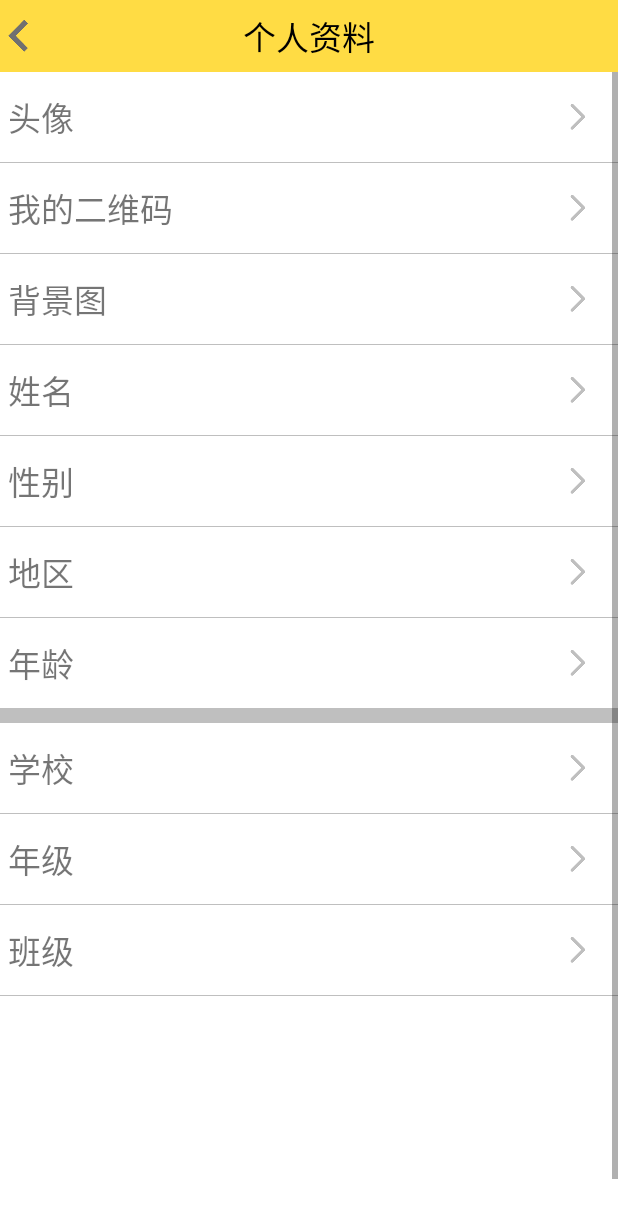
After one commit to Chenxiao223/Cram_Baa, an Android app: the PersonalData screen opened directly, with no data from a screen before it, on a phone screen of 412 x 824 dp. The commit adds this screen. Shown: the top 1218 px of the screen. Run offline under Robolectric (Android 15) with nearby library versions, the phone set to English and light mode, and no system bars.

Commit message:
2017.10.11

```diff
--- a/app/src/main/AndroidManifest.xml
+++ b/app/src/main/AndroidManifest.xml
@@ -26,6 +26,10 @@
             android:name=".ui.activity.HomeActivity"
             android:launchMode="singleTask"
             android:windowSoftInputMode="adjustPan|stateHidden" />
+        <activity
+            android:name=".ui.activity.PersonalData"
+            android:launchMode="singleTask"
+            android:windowSoftInputMode="adjustPan|stateHidden" />
     </application>
 
 </manifest>
--- /dev/null
+++ b/app/src/main/java/com/example/cram_baa/ui/activity/PersonalData.java
@@ -0,0 +1,37 @@
+package com.example.cram_baa.ui.activity;
+
+import android.os.Bundle;
+import android.view.View;
+
+import com.example.cram_baa.R;
+
+/**
+ * Created by Administrator on 2017/10/11 0011.
+ */
+public class PersonalData extends BaseActivity implements View.OnClickListener {
+    @Override
+    protected void onCreate(Bundle savedInstanceState) {
+        super.onCreate(savedInstanceState);
+        setContentView(R.layout.activity_personal_data);
+        //
+        initView();
+    }
+
+    private void initView() {
+        TileActivity tileActivity=new TileActivity(getWindow().getDecorView());
+        tileActivity.tv_title.setText("个人资料");
+        tileActivity.btn_right.setVisibility(View.GONE);
+        tileActivity.iv_left.setImageResource(R.drawable.back);
+        tileActivity.tv_left.setVisibility(View.INVISIBLE);
+        tileActivity.line_left.setOnClickListener(this);
+    }
+
+    @Override
+    public void onClick(View v) {
+        switch (v.getId()){
+            case R.id.line_left:
+                finish();
+                break;
+        }
+    }
+}
--- a/app/src/main/java/com/example/cram_baa/ui/activity/TileActivity.java
+++ b/app/src/main/java/com/example/cram_baa/ui/activity/TileActivity.java
@@ -2,6 +2,8 @@ package com.example.cram_baa.ui.activity;
 
 import android.view.View;
 import android.widget.Button;
+import android.widget.ImageView;
+import android.widget.LinearLayout;
 import android.widget.TextView;
 
 import com.example.cram_baa.R;
@@ -10,11 +12,15 @@ import com.example.cram_baa.R;
  * Created by Administrator on 2017/7/17 0017.
  */
 public class TileActivity {
-    public TextView tv_title;
-    public Button btn_left,btn_right;
+    public TextView tv_title,tv_left;
+    public Button btn_right;
+    public ImageView iv_left;
+    public LinearLayout line_left;
     public TileActivity(View view){
         tv_title= (TextView) view.findViewById(R.id.tv_title);
-        btn_left= (Button) view.findViewById(R.id.btn_left);
+        tv_left= (TextView) view.findViewById(R.id.tv_left);
         btn_right= (Button) view.findViewById(R.id.btn_right);
+        iv_left= (ImageView) view.findViewById(R.id.iv_left);
+        line_left= (LinearLayout) view.findViewById(R.id.line_left);
     }
 }
--- a/app/src/main/java/com/example/cram_baa/ui/fragment/HomePageFragment.java
+++ b/app/src/main/java/com/example/cram_baa/ui/fragment/HomePageFragment.java
@@ -45,9 +45,8 @@ public class HomePageFragment extends Fragment implements View.OnClickListener {
         line_sign_in= (LinearLayout) getView().findViewById(R.id.line_sign_in);
         TileActivity tileActivity=new TileActivity(getActivity().getWindow().getDecorView());
         tileActivity.tv_title.setText("阿咩爱补习");
-        tileActivity.btn_left.setText("上海");
+        tileActivity.tv_left.setText("上海");
         tileActivity.btn_right.setText("登录");
-        tileActivity.btn_left.setCompoundDrawablePadding(1);//设置图片和text之间的间距
         //获取手机屏幕的宽度,并计算平均宽
         DisplayMetrics dm = getResources().getDisplayMetrics();
         int height=dm.widthPixels/4-19;
--- a/app/src/main/java/com/example/cram_baa/ui/fragment/MyFragment.java
+++ b/app/src/main/java/com/example/cram_baa/ui/fragment/MyFragment.java
@@ -23,6 +23,7 @@ import android.widget.RelativeLayout;
 import android.widget.TextView;
 
 import com.example.cram_baa.R;
+import com.example.cram_baa.ui.activity.PersonalData;
 import com.example.cram_baa.view.TakePhotoPopWin;
 
 import java.io.File;
@@ -34,7 +35,7 @@ import java.io.FileNotFoundException;
  */
 public class MyFragment extends Fragment implements View.OnClickListener {
     public static MyFragment fragment;
-    private ImageView iv_head;
+    private ImageView iv_head,iv_personal_data;
     private RelativeLayout call;
     private TextView telephone_number;
     public final int PIC_FROM_CAMERA = 1;
@@ -58,8 +59,10 @@ public class MyFragment extends Fragment implements View.OnClickListener {
         call = (RelativeLayout) getView().findViewById(R.id.call);
         iv_head = (ImageView) getView().findViewById(R.id.iv_head);
         telephone_number = (TextView) getView().findViewById(R.id.telephone_number);
+        iv_personal_data= (ImageView) getView().findViewById(R.id.iv_personal_data);
         call.setOnClickListener(this);
         iv_head.setOnClickListener(this);
+        iv_personal_data.setOnClickListener(this);
     }
 
     @Override
@@ -71,6 +74,9 @@ public class MyFragment extends Fragment implements View.OnClickListener {
                 break;
             case R.id.call:
                 startActivity(new Intent(Intent.ACTION_CALL, Uri.parse("tel:" + telephone_number.getText().toString())));//拨打电话
+                break;
+            case R.id.iv_personal_data:
+                startActivity(new Intent(getActivity(), PersonalData.class));
                 break;
         }
     }
--- /dev/null
+++ b/app/src/main/res/layout/activity_personal_data.xml
@@ -0,0 +1,267 @@
+<?xml version="1.0" encoding="utf-8"?>
+<LinearLayout xmlns:android="http://schemas.android.com/apk/res/android"
+    android:layout_width="match_parent"
+    android:layout_height="match_parent"
+    android:background="@color/gray"
+    android:orientation="vertical">
+
+    <include layout="@layout/activity_title" />
+
+    <ScrollView
+        android:layout_width="match_parent"
+        android:layout_height="match_parent">
+
+        <LinearLayout
+            android:layout_width="match_parent"
+            android:layout_height="match_parent"
+            android:orientation="vertical"
+            android:weightSum="1">
+
+            <RelativeLayout
+                android:layout_width="match_parent"
+                android:layout_height="60dp"
+                android:background="@color/white"
+                android:gravity="center_vertical"
+                android:padding="5dp">
+
+                <TextView
+                    android:layout_width="wrap_content"
+                    android:layout_height="match_parent"
+                    android:gravity="center"
+                    android:text="头像"
+                    android:textSize="@dimen/activity_title_tvtitle" />
+
+                <ImageView
+                    android:layout_width="wrap_content"
+                    android:layout_height="match_parent"
+                    android:layout_alignParentEnd="true"
+                    android:layout_alignParentRight="true"
+                    android:layout_alignParentTop="true"
+                    android:src="@drawable/click" />
+            </RelativeLayout>
+
+            <RelativeLayout
+                android:layout_width="match_parent"
+                android:layout_height="60dp"
+                android:layout_marginTop="0.1dp"
+                android:background="@color/white"
+                android:gravity="center_vertical"
+                android:padding="5dp">
+
+                <TextView
+                    android:layout_width="wrap_content"
+                    android:layout_height="match_parent"
+                    android:gravity="center"
+                    android:text="我的二维码"
+                    android:textSize="@dimen/activity_title_tvtitle" />
+
+                <ImageView
+                    android:layout_width="wrap_content"
+                    android:layout_height="match_parent"
+                    android:layout_alignParentEnd="true"
+                    android:layout_alignParentRight="true"
+                    android:layout_alignParentTop="true"
+                    android:src="@drawable/click" />
+            </RelativeLayout>
+
+            <RelativeLayout
+                android:layout_width="match_parent"
+                android:layout_height="60dp"
+                android:layout_marginTop="0.1dp"
+                android:background="@color/white"
+                android:gravity="center_vertical"
+                android:padding="5dp">
+
+                <TextView
+                    android:layout_width="wrap_content"
+                    android:layout_height="match_parent"
+                    android:gravity="center"
+                    android:text="背景图"
+                    android:textSize="@dimen/activity_title_tvtitle" />
+
+                <ImageView
+                    android:layout_width="wrap_content"
+                    android:layout_height="match_parent"
+                    android:layout_alignParentEnd="true"
+                    android:layout_alignParentRight="true"
+                    android:layout_alignParentTop="true"
+                    android:src="@drawable/click" />
+            </RelativeLayout>
+
+            <RelativeLayout
+                android:layout_width="match_parent"
+                android:layout_height="60dp"
+                android:layout_marginTop="0.1dp"
+                android:background="@color/white"
+                android:gravity="center_vertical"
+                android:padding="5dp">
+
+                <TextView
+                    android:layout_width="wrap_content"
+                    android:layout_height="match_parent"
+                    android:gravity="center"
+                    android:text="姓名"
+                    android:textSize="@dimen/activity_title_tvtitle" />
+
+                <ImageView
+                    android:layout_width="wrap_content"
+                    android:layout_height="match_parent"
+                    android:layout_alignParentEnd="true"
+                    android:layout_alignParentRight="true"
+                    android:layout_alignParentTop="true"
+                    android:src="@drawable/click" />
+            </RelativeLayout>
+
+            <RelativeLayout
+                android:layout_width="match_parent"
+                android:layout_height="60dp"
+                android:layout_marginTop="0.1dp"
+                android:background="@color/white"
+                android:gravity="center_vertical"
+                android:padding="5dp">
+
+                <TextView
+                    android:layout_width="wrap_content"
+                    android:layout_height="match_parent"
+                    android:gravity="center"
+                    android:text="性别"
+                    android:textSize="@dimen/activity_title_tvtitle" />
+
+                <ImageView
+                    android:layout_width="wrap_content"
+                    android:layout_height="match_parent"
+                    android:layout_alignParentEnd="true"
+                    android:layout_alignParentRight="true"
+                    android:layout_alignParentTop="true"
+                    android:src="@drawable/click" />
+            </RelativeLayout>
+
+            <RelativeLayout
+                android:layout_width="match_parent"
+                android:layout_height="60dp"
+                android:layout_marginTop="0.1dp"
+                android:background="@color/white"
+                android:gravity="center_vertical"
+                android:padding="5dp">
+
+                <TextView
+                    android:layout_width="wrap_content"
+                    android:layout_height="match_parent"
+                    android:gravity="center"
+                    android:text="地区"
+                    android:textSize="@dimen/activity_title_tvtitle" />
+
+                <ImageView
+                    android:layout_width="wrap_content"
+                    android:layout_height="match_parent"
+                    android:layout_alignParentEnd="true"
+                    android:layout_alignParentRight="true"
+                    android:layout_alignParentTop="true"
+                    android:src="@drawable/click" />
+            </RelativeLayout>
+
+            <RelativeLayout
+                android:layout_width="match_parent"
+                android:layout_height="60dp"
+                android:layout_marginTop="0.1dp"
+                android:background="@color/white"
+                android:gravity="center_vertical"
+                android:padding="5dp">
+
+                <TextView
+                    android:layout_width="wrap_content"
+                    android:layout_height="match_parent"
+                    android:gravity="center"
+                    android:text="年龄"
+                    android:textSize="@dimen/activity_title_tvtitle" />
+
+                <ImageView
+                    android:layout_width="wrap_content"
+                    android:layout_height="match_parent"
+                    android:layout_alignParentEnd="true"
+                    android:layout_alignParentRight="true"
+                    android:layout_alignParentTop="true"
+                    android:src="@drawable/click" />
+            </RelativeLayout>
+
+            <RelativeLayout
+                android:layout_width="match_parent"
+                android:layout_height="60dp"
+                android:layout_marginTop="10dp"
+                android:background="@color/white"
+                android:gravity="center_vertical"
+                android:padding="5dp">
+
+                <TextView
+                    android:layout_width="wrap_content"
+                    android:layout_height="match_parent"
+                    android:gravity="center"
+                    android:text="学校"
+                    android:textSize="@dimen/activity_title_tvtitle" />
+
+                <ImageView
+                    android:layout_width="wrap_content"
+                    android:layout_height="match_parent"
+                    android:layout_alignParentEnd="true"
+                    android:layout_alignParentRight="true"
+                    android:layout_alignParentTop="true"
+                    android:src="@drawable/click" />
+            </RelativeLayout>
+
+            <RelativeLayout
+                android:layout_width="match_parent"
+                android:layout_height="60dp"
+                android:layout_marginTop="0.1dp"
+                android:background="@color/white"
+                android:gravity="center_vertical"
+                android:padding="5dp">
+
+                <TextView
+                    android:layout_width="wrap_content"
+                    android:layout_height="match_parent"
+                    android:gravity="center"
+                    android:text="年级"
+                    android:textSize="@dimen/activity_title_tvtitle" />
+
+                <ImageView
+                    android:layout_width="wrap_content"
+                    android:layout_height="match_parent"
+                    android:layout_alignParentEnd="true"
+                    android:layout_alignParentRight="true"
+                    android:layout_alignParentTop="true"
+                    android:src="@drawable/click" />
+            </RelativeLayout>
+
+            <RelativeLayout
+                android:layout_width="match_parent"
+                android:layout_height="60dp"
+                android:layout_marginTop="0.1dp"
+                android:background="@color/white"
+                android:gravity="center_vertical"
+                android:padding="5dp">
+
+                <TextView
+                    android:layout_width="wrap_content"
+                    android:layout_height="match_parent"
+                    android:gravity="center"
+                    android:text="班级"
+                    android:textSize="@dimen/activity_title_tvtitle" />
+
+                <ImageView
+                    android:layout_width="wrap_content"
+                    android:layout_height="match_parent"
+                    android:layout_alignParentEnd="true"
+                    android:layout_alignParentRight="true"
+                    android:layout_alignParentTop="true"
+                    android:src="@drawable/click" />
+            </RelativeLayout>
+
+            <TextView
+                android:layout_width="match_parent"
+                android:layout_height="200dp"
+                android:layout_marginTop="0.1dp"
+                android:background="@color/white" />
+        </LinearLayout>
+    </ScrollView>
+
+</LinearLayout>
--- a/app/src/main/res/layout/activity_title.xml
+++ b/app/src/main/res/layout/activity_title.xml
@@ -2,19 +2,30 @@
 <RelativeLayout xmlns:android="http://schemas.android.com/apk/res/android"
     android:layout_width="match_parent"
     android:layout_height="@dimen/activity_title"
+    android:background="@color/titlebackgroup"
     android:paddingLeft="@dimen/activity_title_padding"
-    android:paddingRight="@dimen/activity_title_padding"
-    android:background="@color/titlebackgroup">
+    android:paddingRight="@dimen/activity_title_padding">
 
-    <Button
-        android:id="@+id/btn_left"
+    <LinearLayout
+        android:id="@+id/line_left"
         android:layout_width="wrap_content"
-        android:layout_height="wrap_content"
-        android:layout_centerVertical="true"
-        android:drawableLeft="@drawable/location"
-        android:background="@color/touming"
-        android:textSize="@dimen/activity_title_btn"
-        android:text="A"/>
+        android:layout_height="match_parent"
+        android:gravity="center_vertical">
+
+        <ImageView
+            android:id="@+id/iv_left"
+            android:layout_width="wrap_content"
+            android:layout_height="wrap_content"
+            android:src="@drawable/location" />
+
+        <TextView
+            android:id="@+id/tv_left"
+            android:layout_width="wrap_content"
+            android:layout_height="wrap_content"
+            android:background="@color/touming"
+            android:text="A"
+            android:textSize="@dimen/activity_title_btn" />
+    </LinearLayout>
 
     <TextView
         android:id="@+id/tv_title"
@@ -22,17 +33,17 @@
         android:layout_height="wrap_content"
         android:layout_centerHorizontal="true"
         android:layout_centerVertical="true"
+        android:text="B"
         android:textColor="@color/colorBlack"
-        android:textSize="@dimen/activity_title_tvtitle"
-        android:text="B"/>
+        android:textSize="@dimen/activity_title_tvtitle" />
 
     <Button
         android:id="@+id/btn_right"
         android:layout_width="wrap_content"
         android:layout_height="wrap_content"
-        android:textSize="@dimen/activity_title_btn"
+        android:layout_alignParentRight="true"
+        android:layout_centerVertical="true"
         android:background="@color/touming"
         android:text="C"
-        android:layout_centerVertical="true"
-        android:layout_alignParentRight="true" />
+        android:textSize="@dimen/activity_title_btn" />
 </RelativeLayout>
--- a/app/src/main/res/layout/fragment_my.xml
+++ b/app/src/main/res/layout/fragment_my.xml
@@ -141,6 +141,7 @@
                     android:textSize="18sp" />
 
                 <ImageView
+                    android:id="@+id/iv_personal_data"
                     android:layout_width="0dp"
                     android:layout_height="match_parent"
                     android:layout_weight="1"
--- a/app/src/main/res/layout/list_schedule_item.xml
+++ b/app/src/main/res/layout/list_schedule_item.xml
@@ -7,6 +7,7 @@
     <RelativeLayout
         android:layout_width="match_parent"
         android:layout_height="150dp"
+        android:padding="5dp"
         android:layout_marginLeft="10dp"
         android:layout_marginRight="10dp"
         android:layout_marginTop="10dp"
```
Also changed, not shown: app/src/main/res/drawable-xxhdpi/back.png (added).
